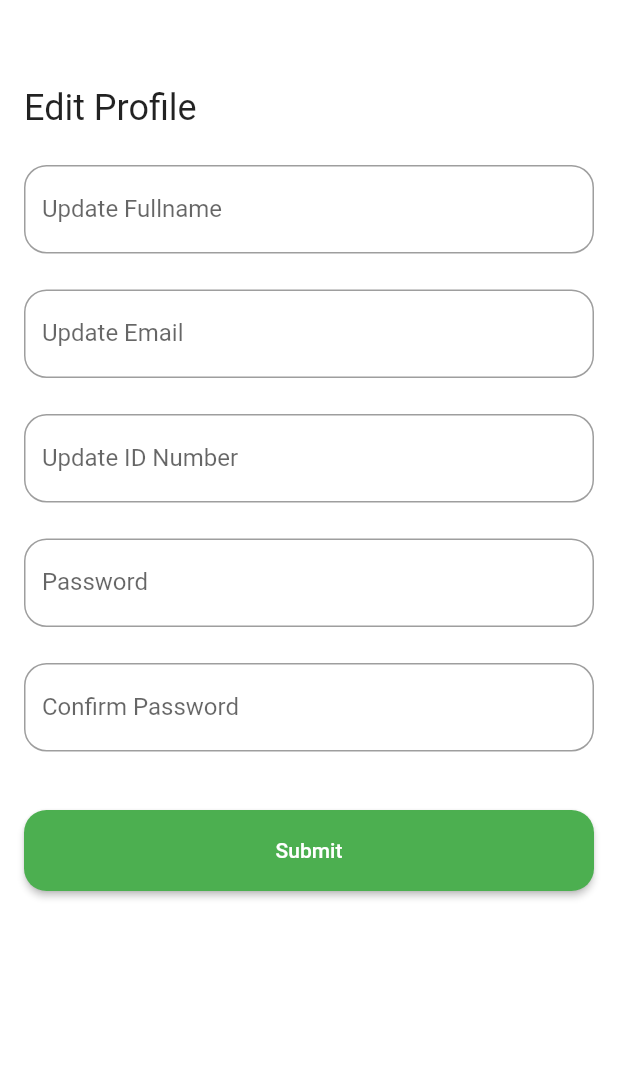
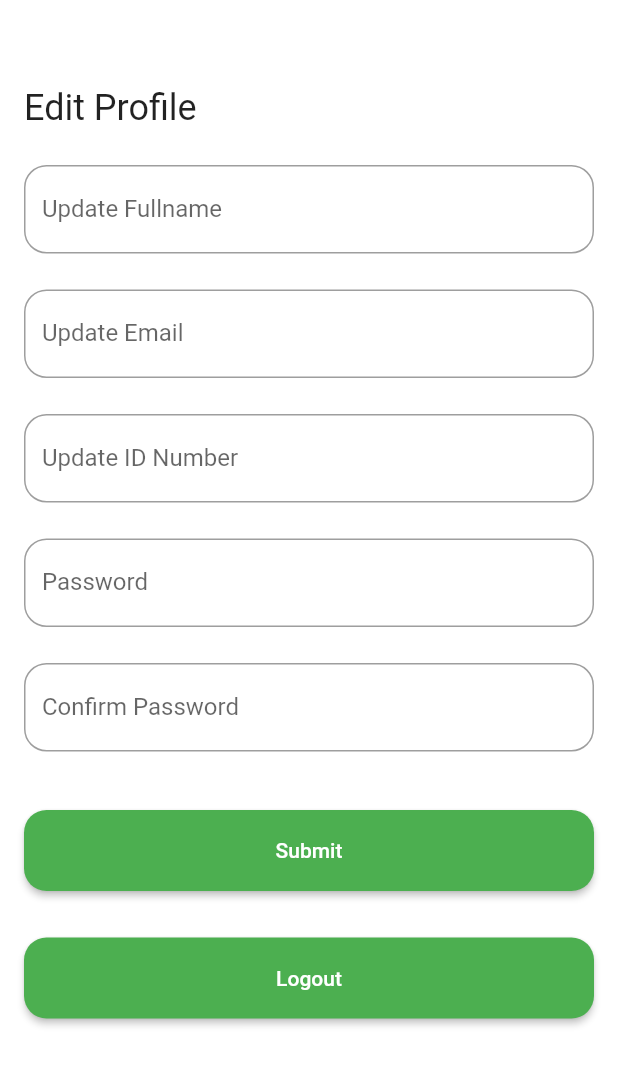
Before and after one commit to thoriqulhaq/elibrary-app, a Flutter app: the editProfile screen opened directly, on a phone screen of 412 x 824 dp. Shown: the top 1065 px of the screen. Run offline on Flutter 3.47's test engine with Material 2 defaults, Android fonts, the phone set to English and light mode, and no system bars; our stand-ins replace cloud_firestore, firebase_auth, firebase_core, flutter_dotenv, shared_preferences; accounts and stored records are empty.

Commit message:
Adding Logout Button

```diff
--- a/lib/screens/universalViews/editProfile.dart
+++ b/lib/screens/universalViews/editProfile.dart
@@ -1,9 +1,11 @@
 import 'dart:developer';
+import 'package:elibrary_app/screens/universalViews/loginScreen.dart';
 import 'package:firebase_auth/firebase_auth.dart';
 import 'package:flutter/material.dart';
 import 'package:elibrary_app/screens/components/textInput.dart';
 import 'package:elibrary_app/screens/components/submitButton.dart';
 import 'package:cloud_firestore/cloud_firestore.dart';
+import 'package:shared_preferences/shared_preferences.dart';
 
 class editProfile extends StatefulWidget {
   const editProfile({Key? key}) : super(key: key);
@@ -14,6 +16,18 @@ class editProfile extends StatefulWidget {
 
 class _editProfileState extends State<editProfile> {
   final _formKey = GlobalKey<FormState>();
+
+  doLogout() async {
+    SharedPreferences pref = await SharedPreferences.getInstance();
+    // Clear the shared preferences (Logged in user's information)
+    await pref.clear();
+
+    // Redirected to login screen
+    Navigator.push(
+      context,
+      MaterialPageRoute(builder: (context) => loginScreen()),
+    );
+  }
 
   // Input Controller
   final _fullNameController = TextEditingController();
@@ -119,6 +133,29 @@ class _editProfileState extends State<editProfile> {
                 process: _updateUser,
               )
             ],
+            const SizedBox(
+              height: 15,
+            ),
+            Padding(
+              padding:
+                  const EdgeInsets.only(left: 16.0, right: 16.0, bottom: 16.0),
+              child: ElevatedButton(
+                onPressed: () {
+                  doLogout();
+                },
+                style: ElevatedButton.styleFrom(
+                  shape: RoundedRectangleBorder(
+                    borderRadius: BorderRadius.circular(15.0),
+                  ),
+                  padding: const EdgeInsets.all(19),
+                  primary: Colors.green,
+                ),
+                child: Text(
+                  'Logout',
+                  style: TextStyle(color: Colors.white),
+                ),
+              ),
+            )
           ],
         ),
       ),
```
